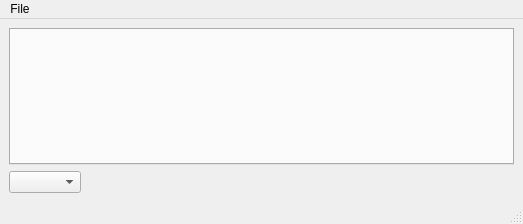
Qt form client/src/mainwindow.ui (KDAB/FatCRM) before a commit.
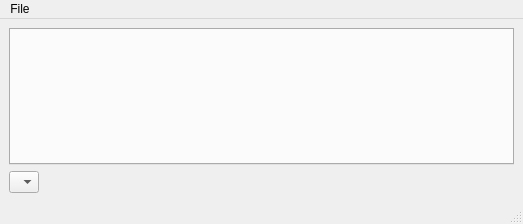
The same form after that commit.

```diff
--- a/client/src/mainwindow.ui
+++ b/client/src/mainwindow.ui
@@ -27,6 +27,11 @@
           <property name="sizeAdjustPolicy">
            <enum>QComboBox::AdjustToContents</enum>
           </property>
+          <item>
+           <property name="text">
+            <string/>
+           </property>
+          </item>
          </widget>
         </item>
         <item>
```
Left out of the diff: 6 changed lines with no effect on the pictures.
